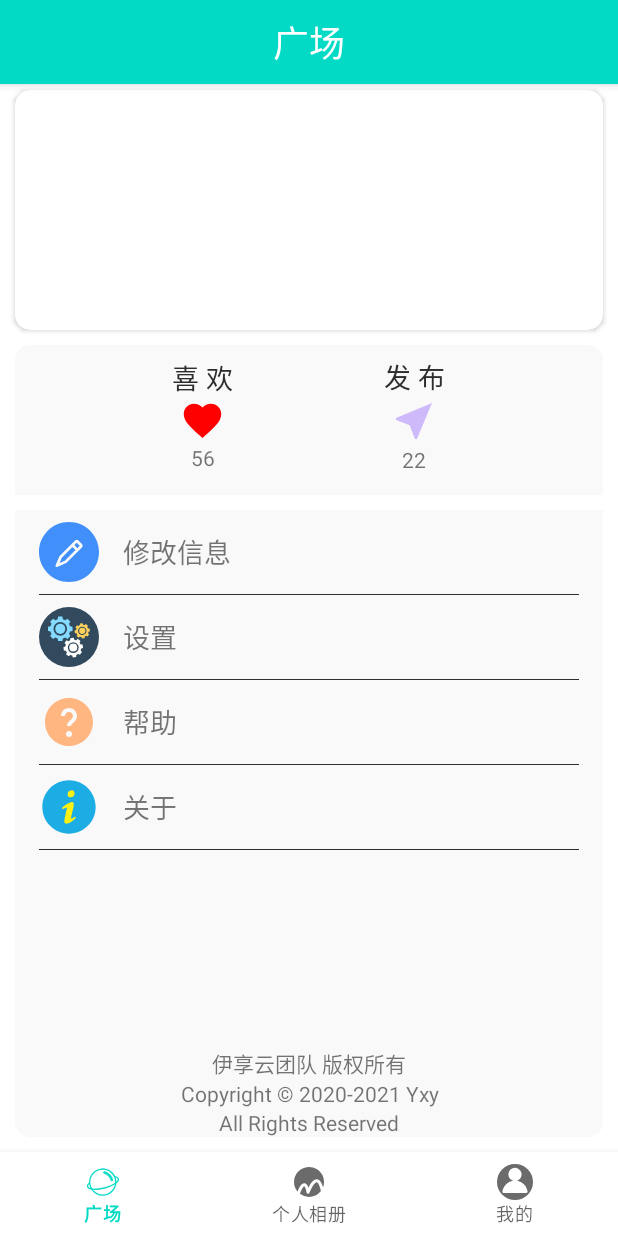
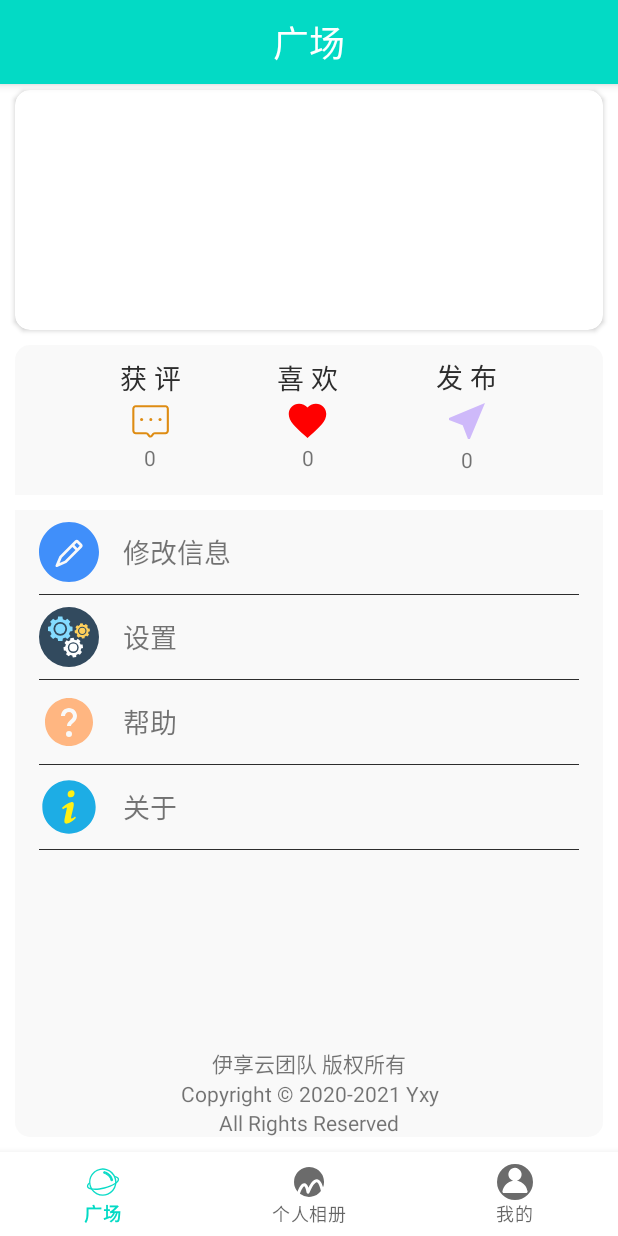
Before and after one commit to 1291945816/yxy-Android, an Android app: the fragment MineFragment placed in its activity, on a phone screen of 412 x 824 dp. Run offline under Robolectric (Android 15) with nearby library versions, the phone set to English and light mode, and no system bars; libraries missing offline, so code that uses them is left out: com.scwang.smart, jp.wasabeef.glide; pictures from the network do not load; 3 statements that could not run were skipped.

Commit message:
增加评论总数

```diff
--- a/app/src/main/java/kilig/ink/yxy/fragment/MineFragment.java
+++ b/app/src/main/java/kilig/ink/yxy/fragment/MineFragment.java
@@ -49,6 +49,9 @@ public class MineFragment extends Fragment  {
     private TextView nickName;
     private TextView userName;
     private TextView userIntro;
+    private TextView publishSumView;
+    private TextView starNumsView;
+    private TextView commentSumView;
     private SettingItem changeInfo;
     private SettingItem settingButton;
     private SettingItem helpButton;
@@ -73,6 +76,9 @@ public class MineFragment extends Fragment  {
         settingButton=view.findViewById(R.id.yxySetting);
         helpButton=view.findViewById(R.id.yxyHelp);
         aboutButton=view.findViewById(R.id.yxyAbout);
+        publishSumView=view.findViewById(R.id.publishSum);
+        starNumsView=view.findViewById(R.id.starNums);
+        commentSumView=view.findViewById(R.id.commentNum);
 
         //跳转到设置界面
         settingButton.setOnClickListener(v->{
@@ -133,7 +139,9 @@ public class MineFragment extends Fragment  {
                     String yxyUserIntro = responeObject.getData().getYxyUserIntro();
                     String yxyUserName = responeObject.getData().getYxyUserName();
                     String yxyNickName = responeObject.getData().getYxyNickName();
-
+                    long starNums = responeObject.getData().getStarNums();
+                    long publishSum = responeObject.getData().getPublishSum();
+                    long commentSum = responeObject.getData().getCommentSum();
 
                     DrawableCrossFadeFactory factory =
                             new DrawableCrossFadeFactory.Builder().setCrossFadeEnabled(true).build();
@@ -142,6 +150,9 @@ public class MineFragment extends Fragment  {
                         userIntro.setText(yxyUserIntro == null ? "暂无介绍" : yxyUserIntro);
                         userName.setText(yxyUserName);
                         nickName.setText(yxyNickName);
+                        starNumsView.setText(String.valueOf(starNums));
+                        publishSumView.setText(String.valueOf(publishSum));
+                        commentSumView.setText(String.valueOf(commentSum));
                         //这里应该存储起来个人的信息
                         //加载头像
                         Glide.with(getActivity())
--- /dev/null
+++ b/app/src/main/res/drawable/ic_comment_24.xml
@@ -0,0 +1,7 @@
+<vector android:height="30dp" android:viewportHeight="1024"
+    android:viewportWidth="1024" android:width="30dp" xmlns:android="http://schemas.android.com/apk/res/android">
+    <path android:fillColor="#de8c13" android:pathData="M511.66,901.12c-18.09,0 -34.82,-7.85 -46.42,-21.85l-39.59,-47.79c-5.12,-3.41 -11.26,-5.46 -17.75,-5.46L177.15,826.03c-43.69,0 -79.53,-35.5 -79.53,-79.53L97.62,244.05c0,-43.69 35.5,-79.53 79.53,-79.53h673.79c43.69,0 79.53,35.5 79.53,79.53v502.44c0,43.69 -35.5,79.53 -79.53,79.53h-238.93c-6.14,0 -12.29,1.71 -17.41,5.12l-35.16,46.42c-11.26,14.68 -27.99,23.21 -46.42,23.55h-1.37zM177.15,212.65c-17.41,0 -31.74,14.34 -31.74,31.74v502.44c0,17.41 14.34,31.74 31.74,31.74h231.08c17.75,0 34.82,5.8 48.81,16.73l2.05,1.71 43.01,52.22c3.41,4.1 7.51,4.44 9.56,4.44 2.05,0 6.49,-0.68 9.56,-4.78l39.25,-51.54 2.39,-2.05c13.99,-10.92 31.4,-16.73 48.81,-16.73h238.93c17.41,0 31.74,-14.34 31.74,-31.74L882.35,244.05c0,-17.41 -14.34,-31.74 -31.74,-31.74L177.15,212.31z"/>
+    <path android:fillColor="#de8c13" android:pathData="M309.59,491.18m-34.47,0a34.47,34.47 0,1 0,68.95 0,34.47 34.47,0 1,0 -68.95,0Z"/>
+    <path android:fillColor="#de8c13" android:pathData="M519.51,491.18m-34.47,0a34.47,34.47 0,1 0,68.95 0,34.47 34.47,0 1,0 -68.95,0Z"/>
+    <path android:fillColor="#de8c13" android:pathData="M729.09,491.18m-34.47,0a34.47,34.47 0,1 0,68.95 0,34.47 34.47,0 1,0 -68.95,0Z"/>
+</vector>
--- a/app/src/main/res/layout/fragment_mine.xml
+++ b/app/src/main/res/layout/fragment_mine.xml
@@ -114,9 +114,20 @@
                         android:layout_height="wrap_content"
                         app:layout_constraintTop_toTopOf="parent"
                         app:layout_constraintBottom_toBottomOf="parent"
+                        app:layout_constraintLeft_toRightOf="@id/comment"
+                        app:layout_constraintRight_toLeftOf="@id/total_publish"
+                        android:background="@drawable/ic_baseline_favorite_24"
+                        android:contentDescription="TODO" />
+                    <ImageView
+                        android:id="@+id/comment"
+                        android:layout_width="wrap_content"
+                        android:layout_height="wrap_content"
+                        app:layout_constraintTop_toTopOf="parent"
+                        app:layout_constraintBottom_toBottomOf="parent"
                         app:layout_constraintLeft_toLeftOf="parent"
-                        app:layout_constraintRight_toLeftOf="@id/total_publish"
-                        android:background="@drawable/ic_baseline_favorite_24"/>
+                        app:layout_constraintRight_toLeftOf="@id/like"
+                        android:src="@drawable/ic_comment_24"
+                        android:contentDescription="TODO" />
 
                     <ImageView
                         android:id="@+id/total_publish"
@@ -126,7 +137,18 @@
                         app:layout_constraintBottom_toBottomOf="@id/like"
                         app:layout_constraintLeft_toRightOf="@id/like"
                         app:layout_constraintRight_toRightOf="parent"
-                        android:background="@drawable/ic_baseline_near_me_24"/>
+                        android:background="@drawable/ic_baseline_near_me_24"
+                        android:contentDescription="TODO" />
+                    <TextView
+                        android:layout_width="wrap_content"
+                        android:layout_height="wrap_content"
+                        android:textSize="18sp"
+                        android:text="获 评"
+                        app:layout_constraintBottom_toTopOf="@id/comment"
+                        app:layout_constraintRight_toLeftOf="@id/like"
+                        app:layout_constraintLeft_toLeftOf="parent"
+                        android:textColor="@color/black"
+                        />
 
                     <TextView
                         android:layout_width="wrap_content"
@@ -149,20 +171,33 @@
                         android:textColor="@color/black" />
 
                     <TextView
+                        android:id="@+id/publishSum"
                         android:layout_width="wrap_content"
                         android:layout_height="wrap_content"
                         app:layout_constraintLeft_toLeftOf="@id/total_publish"
                         app:layout_constraintRight_toRightOf="@id/total_publish"
                         app:layout_constraintTop_toBottomOf="@id/total_publish"
-                        android:text="22"/>
+                        android:text="0"/>
 
                     <TextView
+                        android:id="@+id/starNums"
                         android:layout_width="wrap_content"
                         android:layout_height="wrap_content"
                         app:layout_constraintLeft_toLeftOf="@id/like"
                         app:layout_constraintRight_toRightOf="@id/like"
                         app:layout_constraintTop_toBottomOf="@id/like"
-                        android:text="56"/>
+                        android:text="0"/>
+                    <TextView
+                        android:id="@+id/commentNum"
+                        android:layout_width="wrap_content"
+                        android:layout_height="wrap_content"
+                        app:layout_constraintTop_toBottomOf="@id/comment"
+                        app:layout_constraintRight_toLeftOf="@id/like"
+                        app:layout_constraintLeft_toLeftOf="parent"
+                        android:text="0"
+
+
+                        />
                 </androidx.constraintlayout.widget.ConstraintLayout>
 
 
```
Also changed, not shown: app/src/main/java/kilig/ink/yxy/entity/YxyUser.java (+30 -0 lines).
